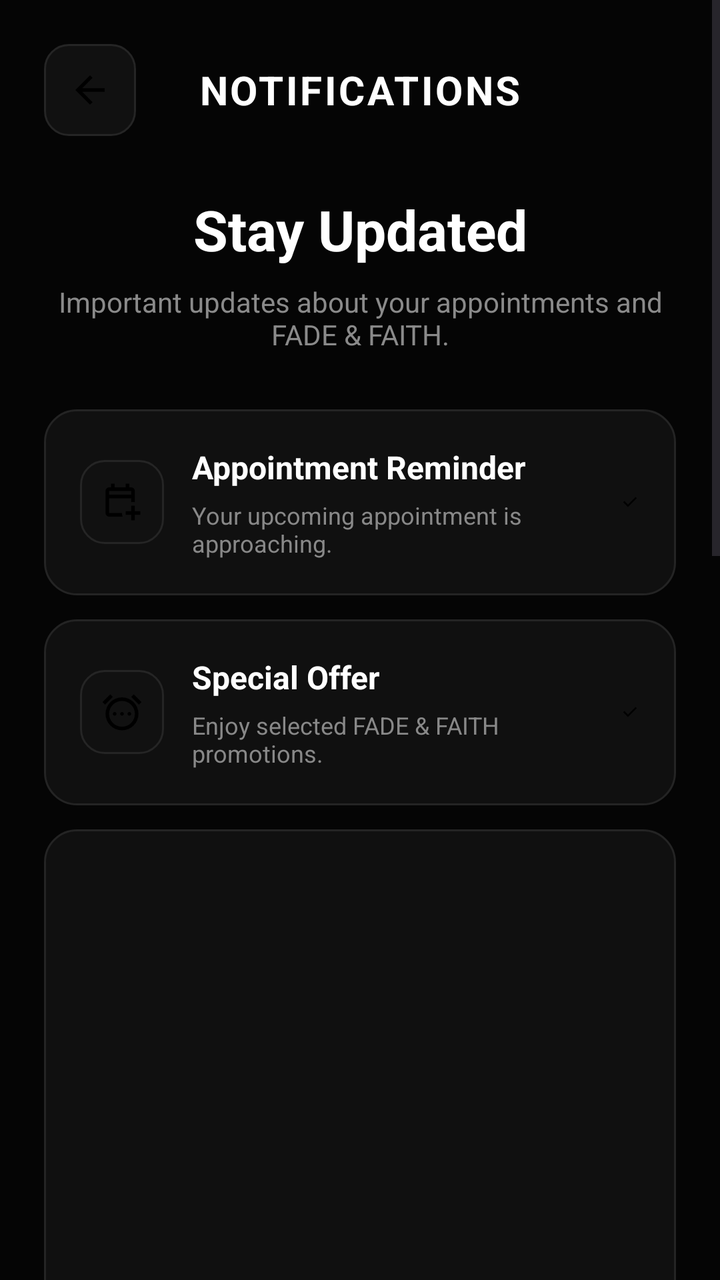
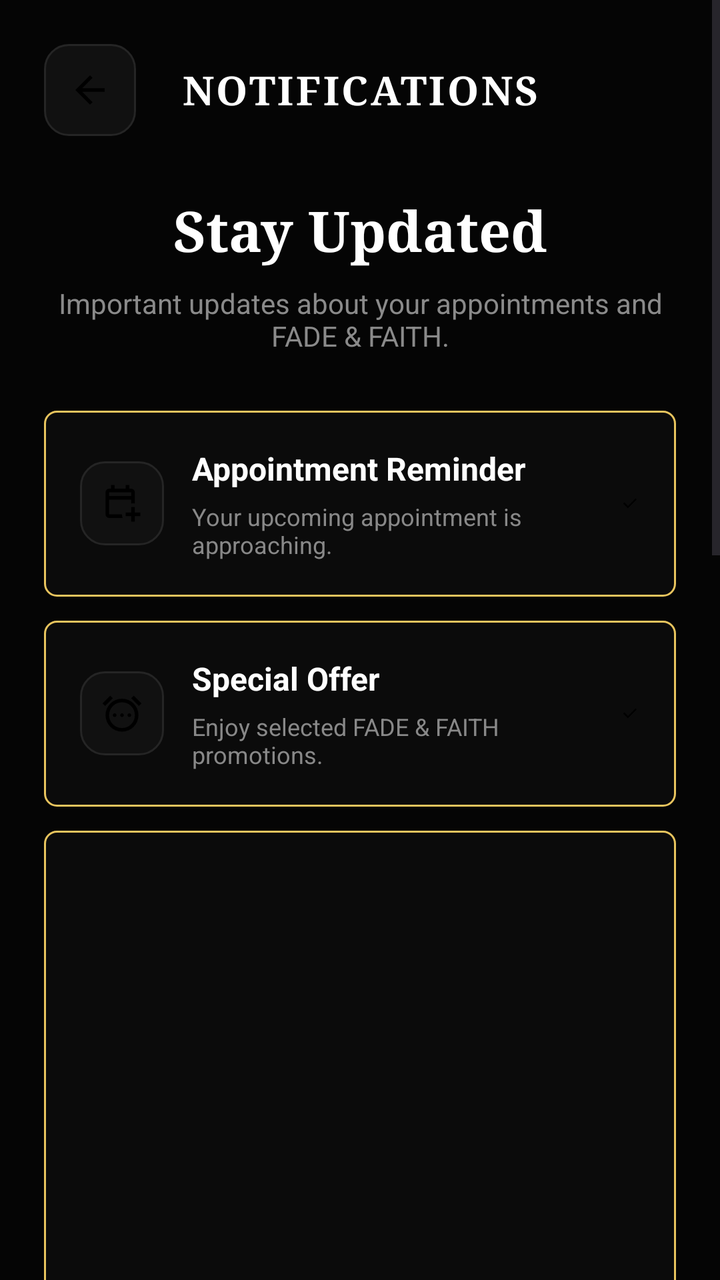

Before-and-after screenshots of an Android layout around one commit, followed by the original layout XML and the change that was made.
<!-- AndroidManifest.xml: application theme Theme.FadeandFaith -->
<!-- res/layout/activity_notifications.xml -->
<?xml version="1.0" encoding="utf-8"?>
<ScrollView
    xmlns:android="http://schemas.android.com/apk/res/android"
    android:layout_width="match_parent"
    android:layout_height="match_parent"
    android:background="#050505"
    android:fillViewport="true">

    <LinearLayout
        android:layout_width="match_parent"
        android:layout_height="wrap_content"
        android:orientation="vertical"
        android:padding="22dp">

        

        <LinearLayout
            android:layout_width="match_parent"
            android:layout_height="wrap_content"
            android:gravity="center_vertical"
            android:orientation="horizontal"
            android:layout_marginBottom="28dp">

            <ImageView
                android:id="@+id/backButton"
                android:layout_width="46dp"
                android:layout_height="46dp"
                android:padding="12dp"
                android:src="@drawable/arrowback"
                android:contentDescription="Back"
                android:background="@drawable/iconbutton" />

            <TextView
                android:layout_width="0dp"
                android:layout_height="wrap_content"
                android:layout_weight="1"
                android:gravity="center"
                android:text="NOTIFICATIONS"
                android:textColor="#FFFFFF"
                android:textSize="20sp"
                android:textStyle="bold"
                android:letterSpacing="0.06" />

            <View
                android:layout_width="46dp"
                android:layout_height="46dp" />

        </LinearLayout>

        <TextView
            android:layout_width="match_parent"
            android:layout_height="wrap_content"
            android:text="Stay Updated"
            android:textColor="#FFFFFF"
            android:textSize="28sp"
            android:textStyle="bold"
            android:gravity="center"
            android:layout_marginBottom="8dp" />

        <TextView
            android:layout_width="match_parent"
            android:layout_height="wrap_content"
            android:text="Important updates about your appointments and FADE &amp; FAITH."
            android:textColor="#8A8A8A"
            android:textSize="14sp"
            android:gravity="center"
            android:layout_marginBottom="28dp" />

        

        <LinearLayout
            android:id="@+id/appointmentNotification"
            android:layout_width="match_parent"
            android:layout_height="wrap_content"
            android:orientation="horizontal"
            android:padding="18dp"
            android:background="@drawable/homecard"
            android:gravity="center_vertical"
            android:clickable="true"
            android:focusable="true"
            android:layout_marginBottom="12dp">

            <ImageView
                android:layout_width="42dp"
                android:layout_height="42dp"
                android:padding="10dp"
                android:src="@drawable/calendar"
                android:contentDescription="Appointment"
                android:background="@drawable/iconbutton" />

            <LinearLayout
                android:layout_width="0dp"
                android:layout_height="wrap_content"
                android:layout_weight="1"
                android:orientation="vertical"
                android:layout_marginStart="14dp">

                <TextView
                    android:layout_width="wrap_content"
                    android:layout_height="wrap_content"
                    android:text="Appointment Reminder"
                    android:textColor="#FFFFFF"
                    android:textSize="16sp"
                    android:textStyle="bold" />

                <TextView
                    android:layout_width="wrap_content"
                    android:layout_height="wrap_content"
                    android:text="Your upcoming appointment is approaching."
                    android:textColor="#888888"
                    android:textSize="12sp"
                    android:layout_marginTop="5dp" />

            </LinearLayout>

            <ImageView
                android:id="@+id/appointmentIndicator"
                android:layout_width="10dp"
                android:layout_height="10dp"
                android:src="@drawable/check"
                android:contentDescription="Unread" />

        </LinearLayout>

        

        <LinearLayout
            android:id="@+id/promotionNotification"
            android:layout_width="match_parent"
            android:layout_height="wrap_content"
            android:orientation="horizontal"
            android:padding="18dp"
            android:background="@drawable/homecard"
            android:gravity="center_vertical"
            android:clickable="true"
            android:focusable="true"
            android:layout_marginBottom="12dp">

            <ImageView
                android:layout_width="42dp"
                android:layout_height="42dp"
                android:padding="10dp"
                android:src="@drawable/notifications"
                android:contentDescription="Promotion"
                android:background="@drawable/iconbutton" />

            <LinearLayout
                android:layout_width="0dp"
                android:layout_height="wrap_content"
                android:layout_weight="1"
                android:orientation="vertical"
                android:layout_marginStart="14dp">

                <TextView
                    android:layout_width="wrap_content"
                    android:layout_height="wrap_content"
                    android:text="Special Offer"
                    android:textColor="#FFFFFF"
                    android:textSize="16sp"
                    android:textStyle="bold" />

                <TextView
                    android:layout_width="wrap_content"
                    android:layout_height="wrap_content"
                    android:text="Enjoy selected FADE &amp; FAITH promotions."
                    android:textColor="#888888"
                    android:textSize="12sp"
                    android:layout_marginTop="5dp" />

            </LinearLayout>

            <ImageView
                android:id="@+id/promotionIndicator"
                android:layout_width="10dp"
                android:layout_height="10dp"
                android:src="@drawable/check"
                android:contentDescription="Unread" />

        </LinearLayout>

        

        <LinearLayout
            android:id="@+id/systemNotification"
            android:layout_width="match_parent"
            android:layout_height="wrap_content"
            android:orientation="horizontal"
            android:padding="18dp"
            android:background="@drawable/homecard"
            android:gravity="center_vertical"
            android:clickable="true"
            android:focusable="true"
            android:layout_marginBottom="22dp">

            <ImageView
                android:layout_width="42dp"
                android:layout_height="42dp"
                android:padding="10dp"
                android:src="@drawable/notifications"
                android:contentDescription="System notification"
                android:background="@drawable/iconbutton" />

            <LinearLayout
                android:layout_width="0dp"
                android:layout_height="wrap_content"
                android:layout_weight="1"
                android:orientation="vertical"
                android:layout_marginStart="14dp">

                <TextView
                    android:layout_width="wrap_content"
                    android:layout_height="wrap_content"
                    android:text="Welcome to FADE &amp; FAITH"
                    android:textColor="#FFFFFF"
                    android:textSize="16sp"
                    android:textStyle="bold" />

                <TextView
                    android:layout_width="wrap_content"
                    android:layout_height="wrap_content"
                    android:text="Your barbering experience starts here."
                    android:textColor="#888888"
                    android:textSize="12sp"
                    android:layout_marginTop="5dp" />

            </LinearLayout>

            <ImageView
                android:id="@+id/systemIndicator"
                android:layout_width="10dp"
                android:layout_height="10dp"
                android:src="@drawable/check"
                android:contentDescription="Unread"
                android:alpha="0.25" />

            <LinearLayout
                android:id="@+id/notificationsContainer"
                android:layout_width="match_parent"
                android:layout_height="wrap_content"
                android:orientation="vertical" />

        </LinearLayout>

        <TextView
            android:id="@+id/emptyText"
            android:layout_width="match_parent"
            android:layout_height="wrap_content"
            android:text="You're all caught up."
            android:textColor="#777777"
            android:textSize="14sp"
            android:gravity="center"
            android:visibility="gone" />

    </LinearLayout>

</ScrollView>
<!-- resources referenced by this layout -->
<resources>
  <!-- drawable arrowback (drawable) -->
  <vector xmlns:android="http://schemas.android.com/apk/res/android" android:autoMirrored="true" android:height="24dp" android:tint="#000000" android:viewportHeight="960" android:viewportWidth="960" android:width="24dp">
        
      <path android:fillColor="@android:color/white" android:pathData="M313,520L537,744L480,800L160,480L480,160L537,216L313,440L800,440L800,520L313,520Z"/>
      
  </vector>
  <!-- drawable calendar (drawable) -->
  <vector xmlns:android="http://schemas.android.com/apk/res/android" android:height="24dp" android:tint="#000000" android:viewportHeight="960" android:viewportWidth="960" android:width="24dp">
        
      <path android:fillColor="@android:color/white" android:pathData="M680,880L680,760L560,760L560,680L680,680L680,560L760,560L760,680L880,680L880,760L760,760L760,880L680,880ZM200,800Q167,800 143.5,776.5Q120,753 120,720L120,240Q120,207 143.5,183.5Q167,160 200,160L240,160L240,80L320,80L320,160L560,160L560,80L640,80L640,160L680,160Q713,160 736.5,183.5Q760,207 760,240L760,484Q740,481 720,481Q700,481 680,484L680,400L200,400L200,720Q200,720 200,720Q200,720 200,720L480,720Q480,740 483,760Q486,780 494,800L200,800ZM200,320L680,320L680,240Q680,240 680,240Q680,240 680,240L200,240Q200,240 200,240Q200,240 200,240L200,320ZM200,320L200,240Q200,240 200,240Q200,240 200,240L200,240Q200,240 200,240Q200,240 200,240L200,320Z"/>
      
  </vector>
  <!-- drawable check (drawable) -->
  <vector xmlns:android="http://schemas.android.com/apk/res/android" android:height="24dp" android:tint="#000000" android:viewportHeight="960" android:viewportWidth="960" android:width="24dp">
        
      <path android:fillColor="@android:color/white" android:pathData="M382,720L154,492L211,435L382,606L749,239L806,296L382,720Z"/>
      
  </vector>
  <!-- drawable homecard (drawable) -->
  <?xml version="1.0" encoding="utf-8"?>
  <shape xmlns:android="http://schemas.android.com/apk/res/android">
  
      <solid android:color="#101010" />
  
      <stroke
          android:width="1dp"
          android:color="#242424" />
  
      <corners android:radius="16dp" />
  
  </shape>
  <!-- drawable iconbutton (drawable) -->
  <?xml version="1.0" encoding="utf-8"?>
  <shape xmlns:android="http://schemas.android.com/apk/res/android">
  
      <solid android:color="#111111" />
  
      <stroke
          android:width="1dp"
          android:color="#252525" />
  
      <corners android:radius="12dp" />
  
  </shape>
  <style name="Theme.FadeandFaith" parent="Base.Theme.FadeandFaith" />
  <style name="Base.Theme.FadeandFaith" parent="Theme.Material3.DayNight.NoActionBar">
          
          
      </style>
  <!-- unchanged entries left out for length: 1 -->
</resources>

<!-- the commit's change to res/layout/activity_notifications.xml (unified diff, before → after) -->
@@ -3,7 +3,7 @@
     xmlns:android="http://schemas.android.com/apk/res/android"
     android:layout_width="match_parent"
     android:layout_height="match_parent"
-    android:background="#050505"
+    android:background="@color/ff_background"
     android:fillViewport="true">
 
     <LinearLayout
@@ -31,6 +31,7 @@
                 android:background="@drawable/iconbutton" />
 
             <TextView
+                android:fontFamily="serif"
                 android:layout_width="0dp"
                 android:layout_height="wrap_content"
                 android:layout_weight="1"
@@ -48,6 +49,7 @@
         </LinearLayout>
 
         <TextView
+            android:fontFamily="serif"
             android:layout_width="match_parent"
             android:layout_height="wrap_content"
             android:text="Stay Updated"
@@ -74,7 +76,7 @@
             android:layout_height="wrap_content"
             android:orientation="horizontal"
             android:padding="18dp"
-            android:background="@drawable/homecard"
+            android:background="@drawable/cardoutline"
             android:gravity="center_vertical"
             android:clickable="true"
             android:focusable="true"
@@ -130,7 +132,7 @@
             android:layout_height="wrap_content"
             android:orientation="horizontal"
             android:padding="18dp"
-            android:background="@drawable/homecard"
+            android:background="@drawable/cardoutline"
             android:gravity="center_vertical"
             android:clickable="true"
             android:focusable="true"
@@ -186,7 +188,7 @@
             android:layout_height="wrap_content"
             android:orientation="horizontal"
             android:padding="18dp"
-            android:background="@drawable/homecard"
+            android:background="@drawable/cardoutline"
             android:gravity="center_vertical"
             android:clickable="true"
             android:focusable="true"
<!-- resource entries referenced after the edit -->
@@ -1,5 +1,6 @@
 <!-- resources referenced by this layout -->
 <resources>
+  <color name="ff_background">#FF050505</color>
   <!-- drawable arrowback (drawable) -->
   <vector xmlns:android="http://schemas.android.com/apk/res/android" android:autoMirrored="true" android:height="24dp" android:tint="#000000" android:viewportHeight="960" android:viewportWidth="960" android:width="24dp">
         
@@ -12,25 +13,22 @@
       <path android:fillColor="@android:color/white" android:pathData="M680,880L680,760L560,760L560,680L680,680L680,560L760,560L760,680L880,680L880,760L760,760L760,880L680,880ZM200,800Q167,800 143.5,776.5Q120,753 120,720L120,240Q120,207 143.5,183.5Q167,160 200,160L240,160L240,80L320,80L320,160L560,160L560,80L640,80L640,160L680,160Q713,160 736.5,183.5Q760,207 760,240L760,484Q740,481 720,481Q700,481 680,484L680,400L200,400L200,720Q200,720 200,720Q200,720 200,720L480,720Q480,740 483,760Q486,780 494,800L200,800ZM200,320L680,320L680,240Q680,240 680,240Q680,240 680,240L200,240Q200,240 200,240Q200,240 200,240L200,320ZM200,320L200,240Q200,240 200,240Q200,240 200,240L200,240Q200,240 200,240Q200,240 200,240L200,320Z"/>
       
   </vector>
+  <!-- drawable cardoutline (drawable) -->
+  <?xml version="1.0" encoding="utf-8"?>
+  <shape xmlns:android="http://schemas.android.com/apk/res/android"
+      android:shape="rectangle">
+      <solid android:color="#0B0B0B" />
+      <stroke
+          android:width="1dp"
+          android:color="#E8C45E" />
+      <corners android:radius="6dp" />
+  </shape>
   <!-- drawable check (drawable) -->
   <vector xmlns:android="http://schemas.android.com/apk/res/android" android:height="24dp" android:tint="#000000" android:viewportHeight="960" android:viewportWidth="960" android:width="24dp">
         
       <path android:fillColor="@android:color/white" android:pathData="M382,720L154,492L211,435L382,606L749,239L806,296L382,720Z"/>
       
   </vector>
-  <!-- drawable homecard (drawable) -->
-  <?xml version="1.0" encoding="utf-8"?>
-  <shape xmlns:android="http://schemas.android.com/apk/res/android">
-  
-      <solid android:color="#101010" />
-  
-      <stroke
-          android:width="1dp"
-          android:color="#242424" />
-  
-      <corners android:radius="16dp" />
-  
-  </shape>
   <!-- drawable iconbutton (drawable) -->
   <?xml version="1.0" encoding="utf-8"?>
   <shape xmlns:android="http://schemas.android.com/apk/res/android">
